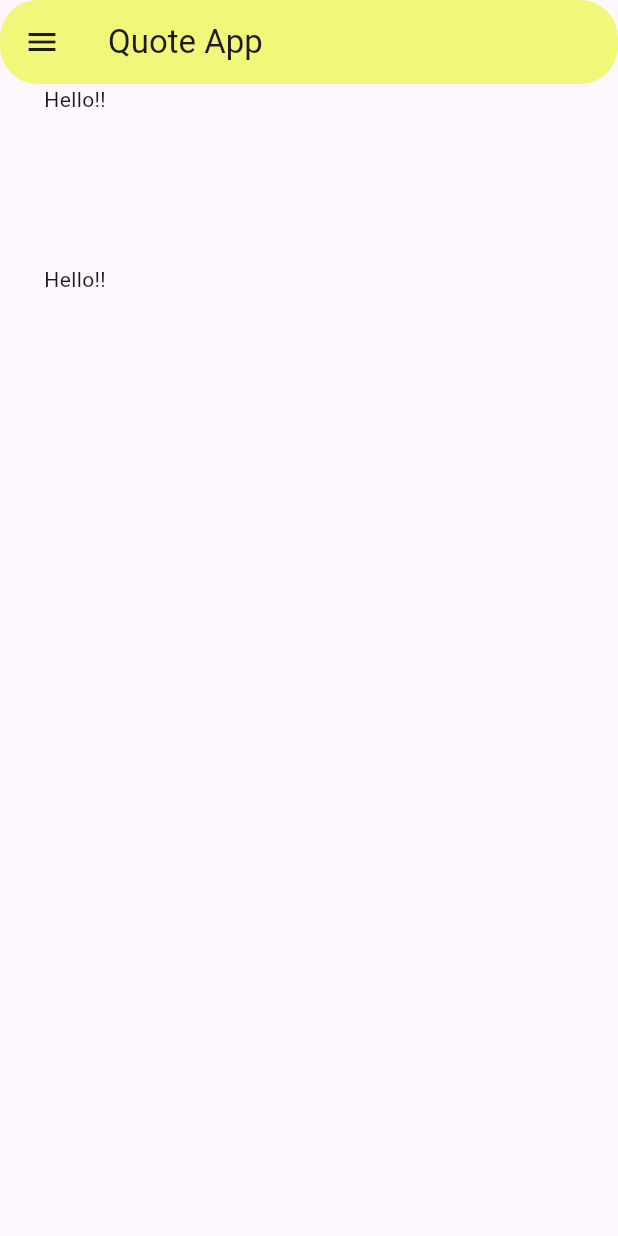
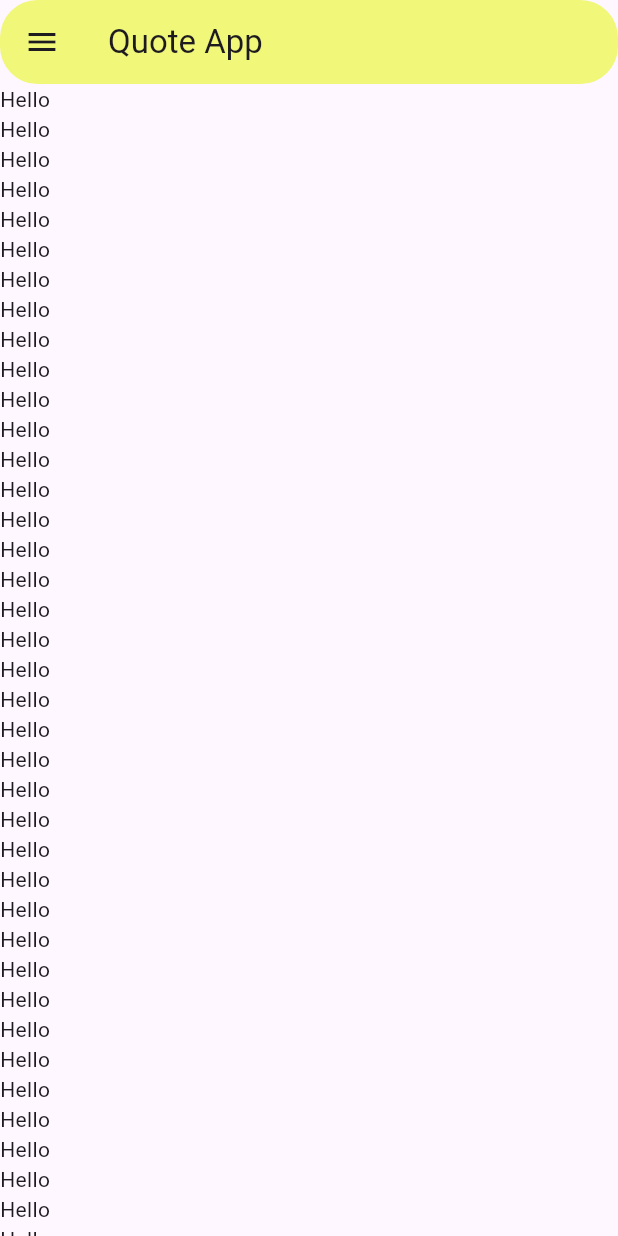
Before and after one commit to BLESSEDSAMUELES/flutter_feista, a Flutter app: the screen it shows after launch, on a phone screen of 412 x 824 dp. Run offline on Flutter 3.47's test engine with Material 3 defaults, Android fonts, the phone set to English and light mode, and no system bars.

Commit message:
Implement list of 50 data to the body which shows pixel error

```diff
--- a/lib/main.dart
+++ b/lib/main.dart
@@ -18,11 +18,7 @@
         ),
         drawer: Drawer(child: Center(child: Text('hello World'))),
         body: Column(
-          children: [
-            Text("Hello!!"),
-            SizedBox(height: 100, width: 100),
-            Text("Hello!!"),
-          ],
+          children: [...List.generate(50, (int index) => Text('Hello'))],
         ),
       ),
     );
```
